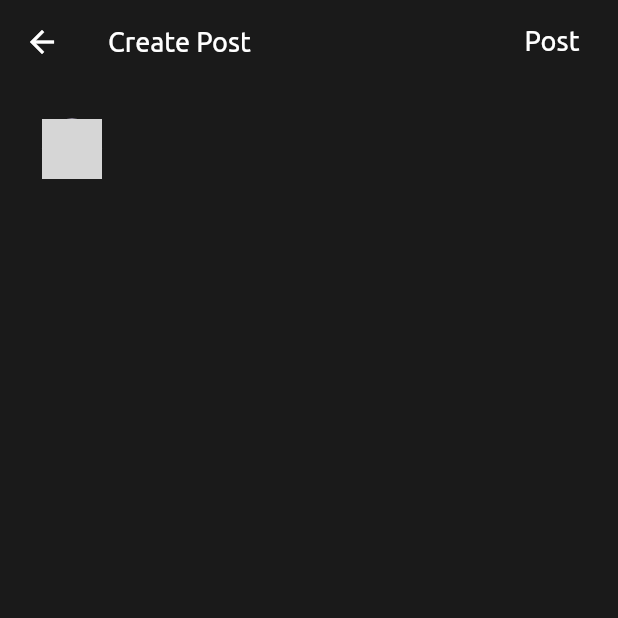
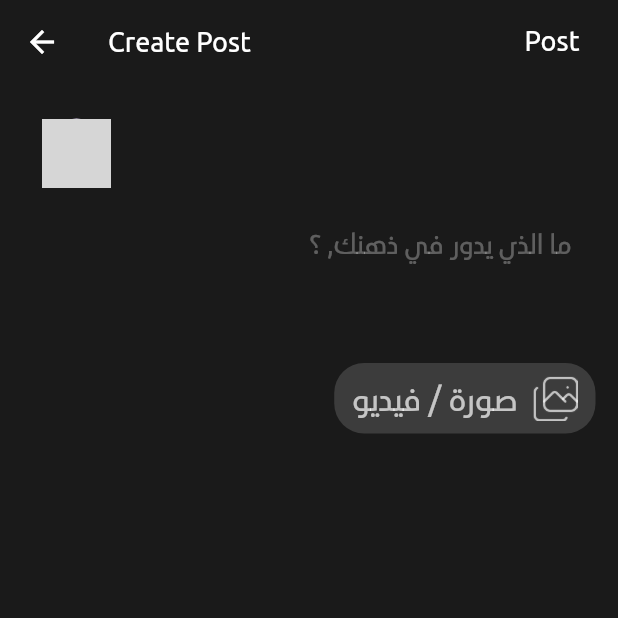
Before and after one commit to Hazem-A7med/calma-master, a Flutter app: the CreatePostScreen screen opened directly, on a phone screen of 412 x 824 dp, the top half of it. Run offline on Flutter 3.47's test engine with Material 3 defaults, Android fonts, the phone set to English and light mode, and no system bars; our stand-ins replace animated_splash_screen, badges, bloc, chips_choice, circular_countdown_timer, cloud_firestore and 27 more; missing offline and left inert: agora_rtc_engine, connection_notifier, custom_marker, dart:ffi, flutter_paypal, http_auth and 4 more; accounts and stored records are empty; network calls fail; grey boxes are pictures that could not be loaded.

Commit message:
create post

```diff
--- a/lib/presentation/screen/BottombarScreen/MainPage/creat_post_screen.dart
+++ b/lib/presentation/screen/BottombarScreen/MainPage/creat_post_screen.dart
@@ -1,7 +1,8 @@
 import 'package:flutter/cupertino.dart';
 import 'package:flutter/material.dart';
+import 'package:flutter/widgets.dart';
 import 'package:nadek/core/utils/app_colors.dart';
-import 'package:shared_preferences/shared_preferences.dart';
+import 'package:nadek/sheard/style/ColorApp.dart';
 
 import '../../../../sheard/constante/cache_hleper.dart';
 
@@ -22,10 +23,14 @@ class _CreatePostScreenState extends State<CreatePostScreen> {
           style: TextStyle(fontSize: 18),
         ),
         backgroundColor: Colors.transparent,
-        actions:  <Widget>[
-          MaterialButton(onPressed: () {
-
-          },child: Text('Post',style: TextStyle(fontSize: 18,color: Colors.white),),)
+        actions: <Widget>[
+          MaterialButton(
+            onPressed: () {},
+            child: const Text(
+              'Post',
+              style: TextStyle(fontSize: 18, color: Colors.white),
+            ),
+          )
         ],
       ),
       backgroundColor: AppColors.scaffold,
@@ -44,20 +49,68 @@ class _CreatePostScreenState extends State<CreatePostScreen> {
                         width: 5,
                       ),
                       CircleAvatar(
+                          radius: 23,
                           backgroundImage: NetworkImage(
                               CacheHelper.getString('photo')
                                   .toString()
                                   .replaceAll('\'', ''))),
                       const SizedBox(
-                        width: 5,
+                        width: 10,
                       ),
                       Text(
                         CacheHelper.getString('username') ?? '',
-                        style: const TextStyle(color: Colors.white),
+                        style:
+                            const TextStyle(color: Colors.white, fontSize: 18),
                       ),
                     ],
                   ),
                 ),
+              ),
+              TextField(
+                cursorColor: ColorApp.darkRead,
+                style: TextStyle(
+                    fontSize: 18, color: Colors.white.withOpacity(.6)),
+                textDirection: TextDirection.rtl,
+                maxLines: null,
+                decoration: InputDecoration(
+                    hintText:
+                        'ما الذي يدور في ذهنك,${CacheHelper.getString('username')} ؟',
+                    hintTextDirection: TextDirection.rtl,
+                    hintStyle: TextStyle(
+                      fontSize: 18,
+                      color: Colors.white.withOpacity(.3),
+                    ),
+                    border: const OutlineInputBorder(
+                      borderSide: BorderSide.none,
+                    )),
+              ),
+              const SizedBox(
+                height: 50,
+              ),
+              Row(
+                children: [
+                  const Expanded(child: SizedBox()),
+                  Container(
+                    padding:
+                        const EdgeInsets.symmetric(horizontal: 12, vertical: 8),
+                    decoration: BoxDecoration(
+                        color: Colors.white.withOpacity(.15),
+                        borderRadius:
+                            const BorderRadius.all(Radius.circular(20))),
+                    child: Row(
+                      children: [
+                        Text('صورة / فيديو',
+                            style: TextStyle(
+                                color: Colors.white.withOpacity(.7),
+                                fontSize: 22)),
+                        const SizedBox(
+                          width: 10,
+                        ),
+                        Image.asset('assets/icons/image.png', height: 30),
+                      ],
+                    ),
+                  ),
+                ],
               ),
             ],
           ),
```
